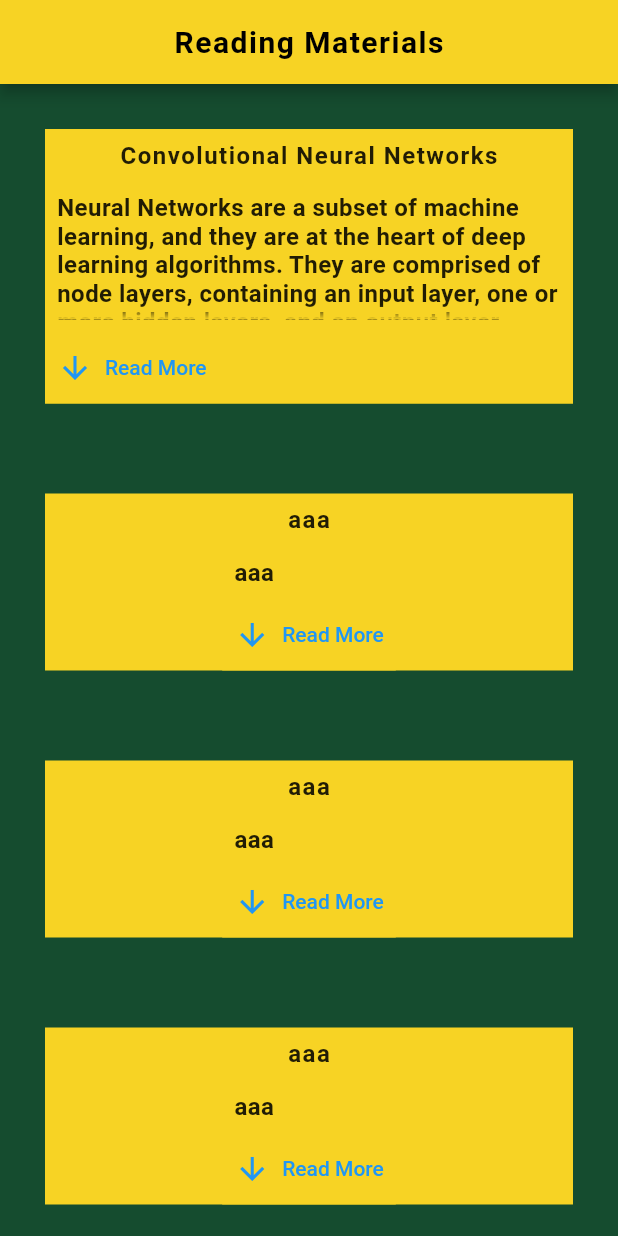
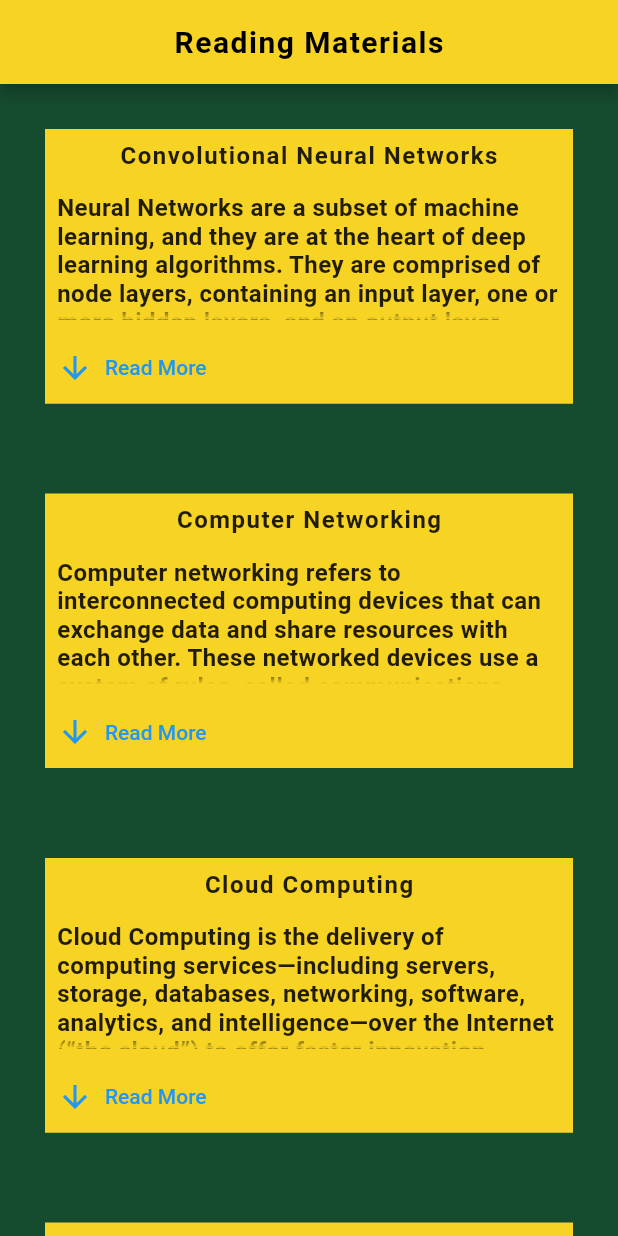
Before and after one commit to realalyeasin/multiplechoice, a Flutter app: the screen it shows after launch, after a tap on "Reading Materials", on a phone screen of 412 x 824 dp. Run offline on Flutter 3.47's test engine with Material 2 defaults, Android fonts, the phone set to English and light mode, and no system bars; our stand-ins replace font_awesome_flutter.

Commit message:
multiplechoice

```diff
--- a/lib/NetworkQuiz.dart
+++ b/lib/NetworkQuiz.dart
@@ -1,4 +1,5 @@
 import 'package:flutter/material.dart';
+import 'package:font_awesome_flutter/font_awesome_flutter.dart';
 import 'package:multiple_choice/DBMS%20Quiz.dart';
 import 'package:multiple_choice/Quiz.dart';
 import 'ComputerSecurity.dart';
@@ -244,10 +245,10 @@ class _NetworkQuizState extends State<NetworkQuiz> {
                       },
                     ),
                   )),
-                    Positioned(
+                    const Positioned(
                         top: 27,
-                        left: 230,
-                        child: Icon(Icons.library_books, color: Colors.yellow,))
+                        left: 225,
+                        child: Icon(FontAwesomeIcons.book, color: Colors.yellow,))
 
           ]
                 )
--- a/lib/ReadingMaterials/ReadingMaterials.dart
+++ b/lib/ReadingMaterials/ReadingMaterials.dart
@@ -9,8 +9,8 @@ class ReadingMaterials extends StatefulWidget {
 class _ReadingMaterialsState extends State<ReadingMaterials> {
   final materials = [
     'Convolutional Neural Networks',
-    'aaa',
-    'aaa',
+    'Computer Networking',
+    'Cloud Computing',
     'aaa',
     'aaa',
     'aaa',
@@ -22,8 +22,8 @@ class _ReadingMaterialsState extends State<ReadingMaterials> {
 
   final articles = [
     'Neural Networks are a subset of machine learning, and they are at the heart of deep learning algorithms. They are comprised of node layers, containing an input layer, one or more hidden layers, and an output layer. Each node connects to another and has an associated weight and threshold. If the output of any individual node is above the specified threshold value, that node is activated, sending data to the next layer of the network. Otherwise, no data is passed along to the next layer of the network. Convolutional neural networks are distinguished from other neural networks by their superior performance with image, speech, or audio signal inputs. They have three main types of layers, which are 1. Convolutional layer 2. Pooling Layer and 3. Fully Connected Layer',
-    'aaa',
-    'aaa',
+    'Computer networking refers to interconnected computing devices that can exchange data and share resources with each other. These networked devices use a system of rules, called communications protocols, to transmit information over physical or wireless technologies. Computer network design falls under two broad categories: 1 - Client-server architecture => In this type of computer network, nodes may be servers or clients. Server nodes provide resources like memory, processing power, or data to client nodes. Server nodes may also manage client node behavior. Clients may communicate with each other, but they do not share resources. For example, some computer devices in enterprise networks store data and configuration settings. These devices are the servers in the network. Clients may access this data by making a request to the server machine. 2 - Peer-to-peer architecture => In Peer-to-Peer architecture, connected computers have equal powers and privileges. There is no central server for coordination. Each device in the computer network can act as either client or server. Each peer may share some of its resources, like memory and processing power, with the entire computer network. For example, some companies use P2P architecture to host memory-consuming applications, such as 3-D graphic rendering, across multiple digital devices',
+    'Cloud Computing is the delivery of computing services—including servers, storage, databases, networking, software, analytics, and intelligence—over the Internet (“the cloud”) to offer faster innovation, flexible resources, and economies of scale. You typically pay only for cloud services you use, helping you lower your operating costs, run your infrastructure more efficiently, and scale as your business needs change. Not all clouds are the same and not one type of cloud computing is right for everyone. Several different models, types, and services have evolved to help offer the right solution for your needs. 1 - Public cloud. 2 - Private cloud. 3 - Hybrid cloud',
     'aaa',
     'aaa',
     'aaa',
```
